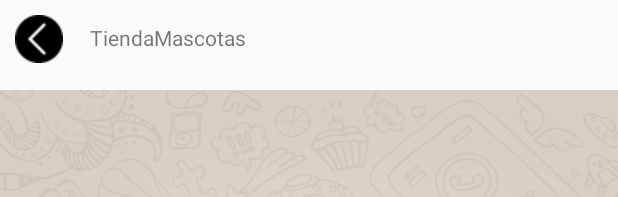
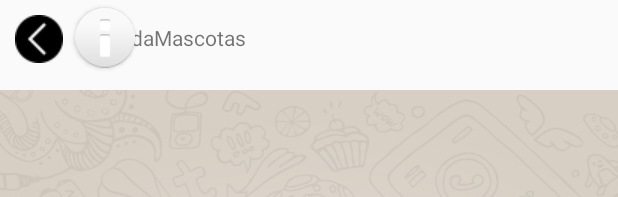
Before and after one commit to Eddo091/TiendadeMascotas, an Android app: the layout chats.xml on its own in the app's theme, with its tools: preview values and no code run, on a phone screen of 412 x 824 dp. Shown: the top 197 px of the screen. Run offline under Robolectric (Android 15) with nearby library versions, the phone set to English and light mode, and no system bars.

Commit message:
Dia Viernes 04/Dic/20. Chats, conexion con firebase {un poco de actualización}

```diff
--- a/app/src/main/java/com/example/tiendademascotas/listamascotas.java
+++ b/app/src/main/java/com/example/tiendademascotas/listamascotas.java
@@ -47,6 +47,8 @@ public class listamascotas extends AppCompatActivity {
                     bundle.putString("User", datosJSONArray.getJSONObject(position).getString("User"));
                     bundle.putString("to", datosJSONArray.getJSONObject(position).getString("to"));
                     bundle.putString("from", datosJSONArray.getJSONObject(position).getString("from"));
+                    bundle.putString("urlFoto", datosJSONArray.getJSONObject(position).getString("urlFoto"));
+                    bundle.putString("urlFotoFirestore", datosJSONArray.getJSONObject(position).getString("urlFotoFirestore"));
 
                     Intent intent = new Intent(getApplicationContext(), chats.class);
                     intent.putExtras(bundle);
@@ -96,6 +98,8 @@ public class listamascotas extends AppCompatActivity {
                         datosJSONObject.put("user", user.nombre);
                         datosJSONObject.put("to", user.getToken());
                         datosJSONObject.put("from", myFirebaseInstanceIdService.miToken);
+                        datosJSONObject.put("urlFoto", user.getUrlFoto());
+                        datosJSONObject.put("urlFotoFirestore", user.getUrlFotoFirestore());
                         datosJSONArray.put(datosJSONObject);
                     }
                     adaptadorimagenesmasc adaptadorImg = new adaptadorimagenesmasc(getApplicationContext(), stringArrayList);
--- a/app/src/main/res/layout/chats.xml
+++ b/app/src/main/res/layout/chats.xml
@@ -1,7 +1,8 @@
 <?xml version="1.0" encoding="utf-8"?>
 <RelativeLayout xmlns:android="http://schemas.android.com/apk/res/android"
     android:layout_width="match_parent"
-    android:layout_height="match_parent">
+    android:layout_height="match_parent"
+    xmlns:app="http://schemas.android.com/apk/res-auto">
 
     <ImageView
         android:id="@+id/imgAtras"
@@ -15,6 +16,25 @@
         android:layout_marginBottom="10dp"
         android:background="@drawable/atras"
         android:contentDescription="@string/todo" />
+    <androidx.cardview.widget.CardView
+        android:layout_width="40dp"
+        android:layout_height="40dp"
+        android:layout_gravity="center"
+        android:layout_marginTop="5dp"
+        android:layout_marginLeft="50dp"
+        app:cardCornerRadius="150dp"
+        android:layout_marginStart="50dp">
+
+        <ImageView
+            android:id="@+id/imgFoto"
+            android:layout_width="match_parent"
+            android:layout_height="match_parent"
+            android:contentDescription="@string/fotoperfil"
+            android:cropToPadding="false"
+            android:scaleType="centerCrop"
+            android:src="@android:drawable/ic_dialog_info" />
+
+    </androidx.cardview.widget.CardView>
 
     <TextView
         android:id="@+id/lblToChats"
--- a/app/src/main/res/values/strings.xml
+++ b/app/src/main/res/values/strings.xml
@@ -16,5 +16,6 @@
     <string name="todo">TODO</string>
     <string name="mensaje_de_prueba_lado_derecho">Mensaje de prueba lado derecho</string>
     <string name="mensaje_de_prueba_lado_izquierdo">Mensaje de prueba lado izquierdo</string>
+    <string name="fotoperfil">fotoperfil</string>
 
 </resources>
```
Also changed, not shown: app/src/main/java/com/example/tiendademascotas/Mascotas.java (+11 -2 lines), app/src/main/java/com/example/tiendademascotas/MyFirebaseMessagingService.java (+9 -5 lines), app/src/main/java/com/example/tiendademascotas/Usuarios.java (+9 -2 lines), app/src/main/java/com/example/tiendademascotas/adaptadorimagenes.java (+17 -5 lines), app/src/main/java/com/example/tiendademascotas/adaptadorimagenesmasc.java (+19 -5 lines), app/src/main/java/com/example/tiendademascotas/chats.java (+63 -12 lines).
